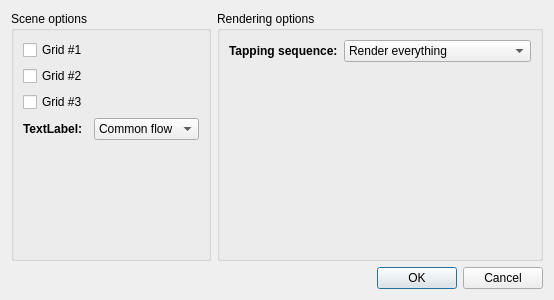
Before: the Qt Designer form DACUSN/scenerendererdialog.ui in Gresthorn/DACUSN, drawn with Qt 5.
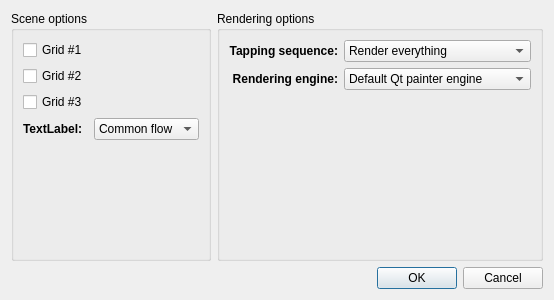
After: the same form once the commit is applied. Icons and pictures are not drawn.

Commit message: Clearing old animation group items/objects is now working. Added option for rendering engine select. OpenGL engine seems to be much better in all possible ways. For now both engines can be accessed. Rotation of scene added into new control panel.

Patch:
```diff
--- a/DACUSN/scenerendererdialog.ui
+++ b/DACUSN/scenerendererdialog.ui
@@ -6,7 +6,7 @@
    <rect>
     <x>0</x>
     <y>0</y>
-    <width>400</width>
+    <width>502</width>
     <height>300</height>
    </rect>
   </property>
@@ -187,6 +187,9 @@
         <property name="text">
          <string>Tapping sequence:</string>
         </property>
+        <property name="alignment">
+         <set>Qt::AlignRight|Qt::AlignTrailing|Qt::AlignVCenter</set>
+        </property>
        </widget>
       </item>
       <item row="2" column="0">
@@ -202,6 +205,33 @@
         </property>
        </spacer>
       </item>
+      <item row="1" column="0">
+       <widget class="QLabel" name="renderingEngineLabel">
+        <property name="styleSheet">
+         <string notr="true">font-weight: bold;</string>
+        </property>
+        <property name="text">
+         <string>Rendering engine:</string>
+        </property>
+        <property name="alignment">
+         <set>Qt::AlignRight|Qt::AlignTrailing|Qt::AlignVCenter</set>
+        </property>
+       </widget>
+      </item>
+      <item row="1" column="2">
+       <widget class="QComboBox" name="renderingEngineComboBox">
+        <item>
+         <property name="text">
+          <string>Default Qt painter engine</string>
+         </property>
+        </item>
+        <item>
+         <property name="text">
+          <string>OpenGL engine</string>
+         </property>
+        </item>
+       </widget>
+      </item>
      </layout>
     </widget>
    </item>
```
The commit also changes 18 other files.
